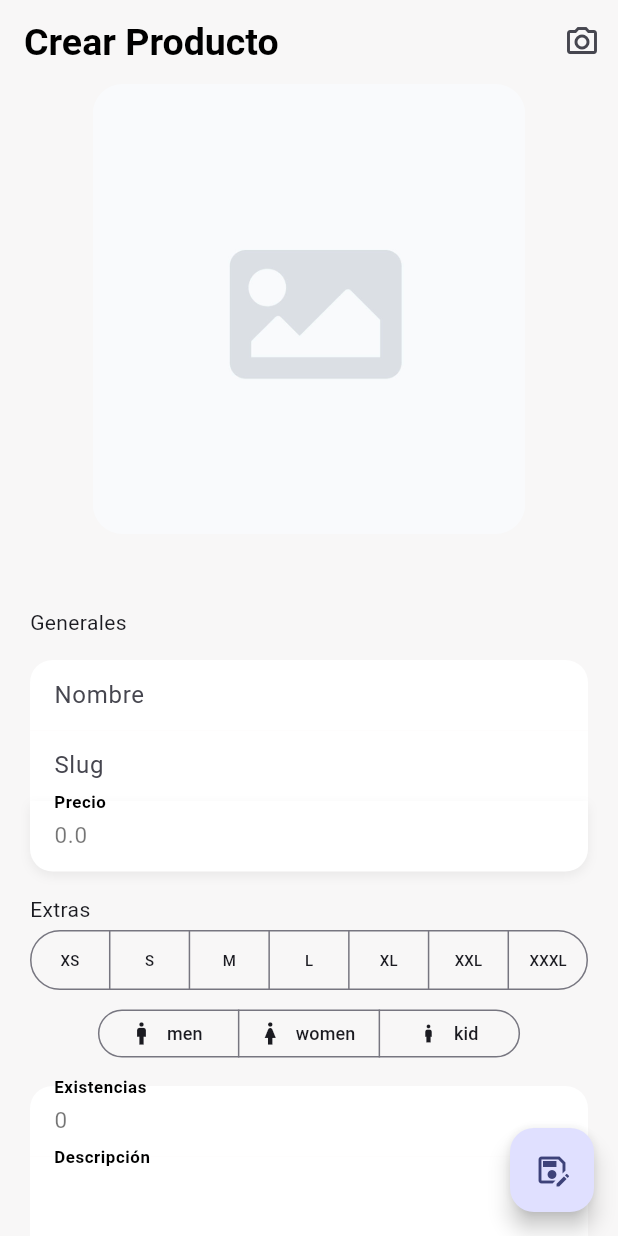
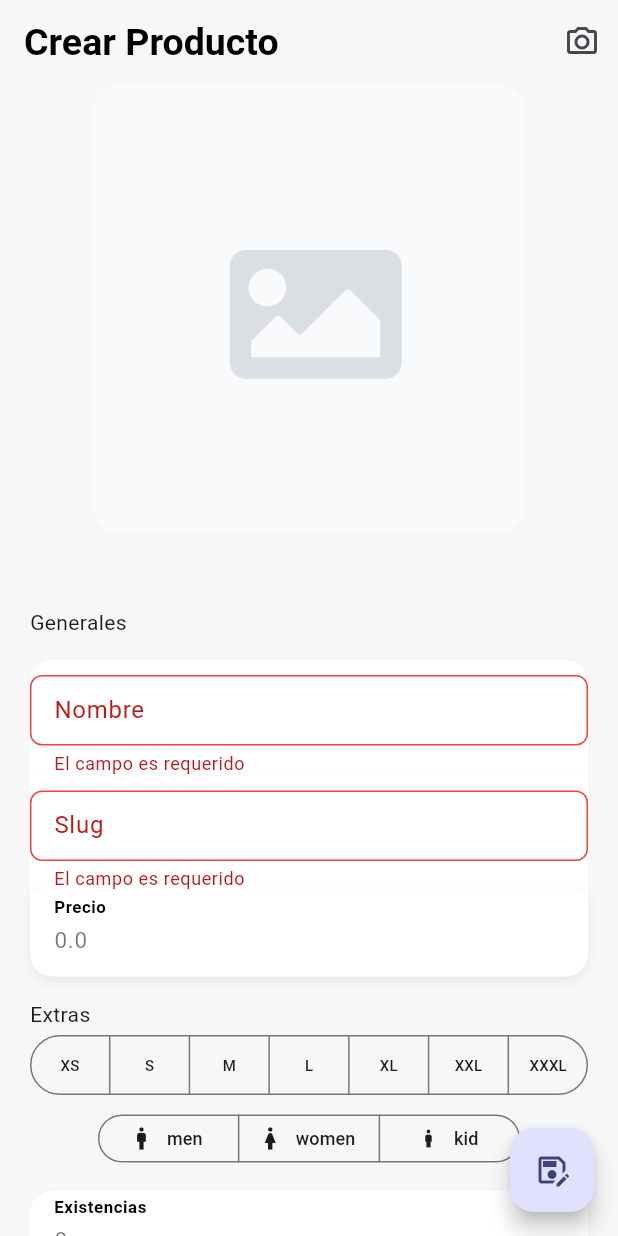
Before and after one commit to ferpaz/teslo-app, a Flutter app: the ProductScreen screen opened by its route, on a phone screen of 412 x 824 dp. Run offline on Flutter 3.47's test engine with Material 2 defaults, Android fonts, the phone set to English and light mode, and no system bars; our stand-ins replace dio, equatable, flutter_dotenv, flutter_riverpod, formz, go_router and 2 more; accounts and stored records are empty; project files that could hold a hidden picture were left out.

```diff
--- a/lib/features/products/presentation/providers/providers.dart
+++ b/lib/features/products/presentation/providers/providers.dart
@@ -1,3 +1,4 @@
 export 'product_provider.dart';
+export 'product_form_provider.dart';
 export 'products_provider.dart';
 export 'products_repository_provider.dart';
--- a/lib/features/products/presentation/screens/product_view.dart
+++ b/lib/features/products/presentation/screens/product_view.dart
@@ -2,17 +2,20 @@ import 'package:flutter/material.dart';
 import 'package:flutter_riverpod/flutter_riverpod.dart';
 
 import 'package:teslo_shop/features/products/domain/domain.dart';
+import 'package:teslo_shop/features/products/products.dart';
 import 'package:teslo_shop/features/shared/widgets/widgets.dart';
 
 
-class ProductView extends StatelessWidget {
+class ProductView extends ConsumerWidget {
 
   final Product product;
 
   const ProductView({super.key, required this.product});
 
   @override
-  Widget build(BuildContext context) {
+  Widget build(BuildContext context, WidgetRef ref) {
+
+    final productForm = ref.watch(productFormProvider(product));
 
     final textStyles = Theme.of(context).textTheme;
 
@@ -24,11 +27,11 @@ class ProductView extends StatelessWidget {
             SizedBox(
               height: 300,
               width: 600,
-              child: _ImageGallery(images: product.images ),
+              child: _ImageGallery(images: productForm.images ),
             ),
 
             const SizedBox( height: 10 ),
-            Center(child: Text( product.title, style: textStyles.titleSmall )),
+            Center(child: Text( productForm.title.value, style: textStyles.titleSmall, textAlign: TextAlign.center, )),
             const SizedBox( height: 10 ),
             _ProductInformation( product: product ),
 
@@ -45,6 +48,7 @@ class _ProductInformation extends ConsumerWidget {
 
   @override
   Widget build(BuildContext context, WidgetRef ref ) {
+    final productForm = ref.watch(productFormProvider(product));
 
     return Padding(
       padding: const EdgeInsets.symmetric(horizontal: 20),
@@ -56,25 +60,37 @@ class _ProductInformation extends ConsumerWidget {
           CustomProductField(
             isTopField: true,
             label: 'Nombre',
-            initialValue: product.title,
+            initialValue: productForm.title.value,
+            onChanged: ref.read(productFormProvider(product).notifier).onTitleChanged,
+            errorMessage: productForm.title.errorMessage,
           ),
           CustomProductField(
             label: 'Slug',
-            initialValue: product.slug,
+            initialValue: productForm.slug.value,
+            onChanged: ref.read(productFormProvider(product).notifier).onSlugChanged,
+            errorMessage: productForm.slug.errorMessage,
           ),
           CustomProductField(
             isBottomField: true,
             label: 'Precio',
             keyboardType: const TextInputType.numberWithOptions(decimal: true),
-            initialValue: product.price.toString(),
+            initialValue: productForm.price.value.toString(),
+            onChanged: (value) => ref.read(productFormProvider(product).notifier).onPriceChanged(double.tryParse(value) ?? -1),
+            errorMessage: productForm.price.errorMessage,
           ),
 
           const SizedBox(height: 15 ),
           const Text('Extras'),
 
-          _SizeSelector(selectedSizes: product.sizes ),
+          _SizeSelector(
+            selectedSizes: productForm.sizes,
+            onSelectionChanged: ref.read(productFormProvider(product).notifier).onSizesChanged,
+          ),
           const SizedBox(height: 5 ),
-          _GenderSelector( selectedGender: product.gender ),
+          _GenderSelector(
+            selectedGender: productForm.gender,
+            onSelectionChanged: ref.read(productFormProvider(product).notifier).onGenderChanged,
+          ),
 
 
           const SizedBox(height: 15 ),
@@ -82,14 +98,17 @@ class _ProductInformation extends ConsumerWidget {
             isTopField: true,
             label: 'Existencias',
             keyboardType: const TextInputType.numberWithOptions(decimal: true),
-            initialValue: product.stock.toString(),
+            initialValue: productForm.stock.value.toString(),
+            onChanged: (value) => ref.read(productFormProvider(product).notifier).onStockChanged(int.tryParse(value) ?? -1),
+            errorMessage: productForm.stock.errorMessage,
           ),
 
           CustomProductField(
             maxLines: 6,
             label: 'Descripción',
             keyboardType: TextInputType.multiline,
-            initialValue: product.description,
+            initialValue: productForm.description,
+            onChanged: ref.read(productFormProvider(product).notifier).onDescriptionChanged,
           ),
 
           CustomProductField(
@@ -97,7 +116,8 @@ class _ProductInformation extends ConsumerWidget {
             maxLines: 2,
             label: 'Tags (Separados por coma)',
             keyboardType: TextInputType.multiline,
-            initialValue: product.tags.join(', '),
+            initialValue: productForm.tags,
+            onChanged: ref.read(productFormProvider(product).notifier).onTagsChanged,
           ),
 
 
@@ -112,13 +132,18 @@ class _ProductInformation extends ConsumerWidget {
 class _SizeSelector extends StatelessWidget {
   final List<String> selectedSizes;
   final List<String> sizes = const['XS','S','M','L','XL','XXL','XXXL'];
+  final Function(List<String> selectedsizes) onSelectionChanged;
 
-  const _SizeSelector({required this.selectedSizes});
+  const _SizeSelector({
+    required this.selectedSizes,
+    required this.onSelectionChanged,
+  });
 
   @override
   Widget build(BuildContext context) {
     return SegmentedButton(
       emptySelectionAllowed: true,
+      multiSelectionEnabled: true,
       showSelectedIcon: false,
       segments: sizes.map((size) {
         return ButtonSegment(
@@ -126,11 +151,10 @@ class _SizeSelector extends StatelessWidget {
           label: Text(size, style: const TextStyle(fontSize: 10))
         );
       }).toList(),
-      selected: selectedSizes.isNotEmpty ? Set.from( selectedSizes ) : <dynamic>{},
+      selected: selectedSizes.isNotEmpty ? Set<String>.from( selectedSizes ) : <String>{},
       onSelectionChanged: (newSelection) {
-        print(newSelection);
+        onSelectionChanged(List.of(newSelection));
       },
-      multiSelectionEnabled: true,
     );
   }
 }
@@ -144,7 +168,12 @@ class _GenderSelector extends StatelessWidget {
     Icons.boy,
   ];
 
-  const _GenderSelector({required this.selectedGender});
+  final Function(String selectedGender) onSelectionChanged;
+
+  const _GenderSelector({
+    required this.selectedGender,
+    required this.onSelectionChanged,
+  });
 
   @override
   Widget build(BuildContext context) {
@@ -153,16 +182,17 @@ class _GenderSelector extends StatelessWidget {
         multiSelectionEnabled: false,
         showSelectedIcon: false,
         style: const ButtonStyle(visualDensity: VisualDensity.compact ),
-        segments: genders.map((size) {
+        segments: genders.map((gender) {
           return ButtonSegment(
-            icon: Icon( genderIcons[ genders.indexOf(size) ] ),
-            value: size,
-            label: Text(size, style: const TextStyle(fontSize: 12))
+            icon: Icon( genderIcons[ genders.indexOf(gender) ] ),
+            value: gender,
+            label: Text(gender, style: const TextStyle(fontSize: 12))
           );
         }).toList(),
         selected: { selectedGender },
         onSelectionChanged: (newSelection) {
-          print(newSelection);
+          if (newSelection.isEmpty) return;
+          onSelectionChanged(newSelection.first);
         },
       ),
     );
--- a/lib/features/shared/infrastructure/inputs/inputs.dart
+++ b/lib/features/shared/infrastructure/inputs/inputs.dart
@@ -1,4 +1,8 @@
+export 'confirm_password.dart';
 export 'email.dart';
 export 'full_name.dart';
 export 'password.dart';
-export 'confirm_password.dart';
+export 'price.dart';
+export 'slug.dart';
+export 'stock.dart';
+export 'title.dart';
--- a/lib/features/shared/infrastructure/inputs/price.dart
+++ b/lib/features/shared/infrastructure/inputs/price.dart
@@ -16,7 +16,7 @@ class Price extends FormzInput<double, PriceError> {
     if ( isValid || isPure ) return null;
 
     if ( displayError == PriceError.empty ) return 'El campo es requerido';
-    if ( displayError == PriceError.value ) return 'El campo debe ser cero o mayor a cero';
+    if ( displayError == PriceError.value ) return 'El campo debe ser un número mayor o igual a cero';
 
     return null;
   }
--- a/lib/features/shared/infrastructure/inputs/slug.dart
+++ b/lib/features/shared/infrastructure/inputs/slug.dart
@@ -7,7 +7,7 @@ enum SlugError { empty, format }
 class Slug extends FormzInput<String, SlugError> {
 
   static final RegExp slugRegExp = RegExp(
-    r'^[a-z0-9]+(?:-[a-z0-9]+)*$',
+    r'^[a-z0-9]+(?:_[a-z0-9]+)*$',
   );
 
   // Call super.pure to represent an unmodified form input.
--- a/lib/features/shared/infrastructure/inputs/stock.dart
+++ b/lib/features/shared/infrastructure/inputs/stock.dart
@@ -16,7 +16,7 @@ class Stock extends FormzInput<int, StockError> {
     if ( isValid || isPure ) return null;
 
     if ( displayError == StockError.empty ) return 'El campo es requerido';
-    if ( displayError == StockError.value ) return 'El campo debe ser cero o mayor a cero';
+    if ( displayError == StockError.value ) return 'El campo debe ser un número mayor o igual a cero';
 
     return null;
   }
--- a/lib/features/shared/shared.dart
+++ b/lib/features/shared/shared.dart
@@ -1,5 +1,2 @@
 export 'infrastructure/inputs/inputs.dart';
-export 'infrastructure/inputs/price.dart';
-export 'infrastructure/inputs/stock.dart';
-export 'infrastructure/inputs/title.dart';
 export 'widgets/widgets.dart';
--- a/lib/features/shared/widgets/custom_product_field.dart
+++ b/lib/features/shared/widgets/custom_product_field.dart
@@ -44,8 +44,13 @@ class CustomProductField extends StatelessWidget {
 
     const borderRadius = Radius.circular(15);
 
+    final errorBorder = border.copyWith(
+      borderSide: const BorderSide( color: Colors.red, width: 1 ),
+      borderRadius: BorderRadius.circular(8)
+    );
+
     return Container(
-      // padding: const EdgeInsets.only(bottom: 0, top: 15),
+      padding: const EdgeInsets.only(bottom: 0, top: 10),
       decoration: BoxDecoration(
         color: Colors.white,
         borderRadius: BorderRadius.only(
@@ -77,8 +82,8 @@ class CustomProductField extends StatelessWidget {
           floatingLabelStyle: const TextStyle(color: Colors.black, fontWeight: FontWeight.bold, fontSize: 15),
           enabledBorder: border,
           focusedBorder: border,
-          errorBorder: border.copyWith( borderSide: const BorderSide( color: Colors.transparent )),
-          focusedErrorBorder: border.copyWith( borderSide: const BorderSide( color: Colors.transparent )),
+          errorBorder: errorBorder,
+          focusedErrorBorder: errorBorder,
           isDense: true,
           label: label != null ? Text(label!) : null,
           hintText: hint,
```
Also changed, not shown: lib/features/products/presentation/providers/product_form_provider.dart (added, +175 -0 lines).
